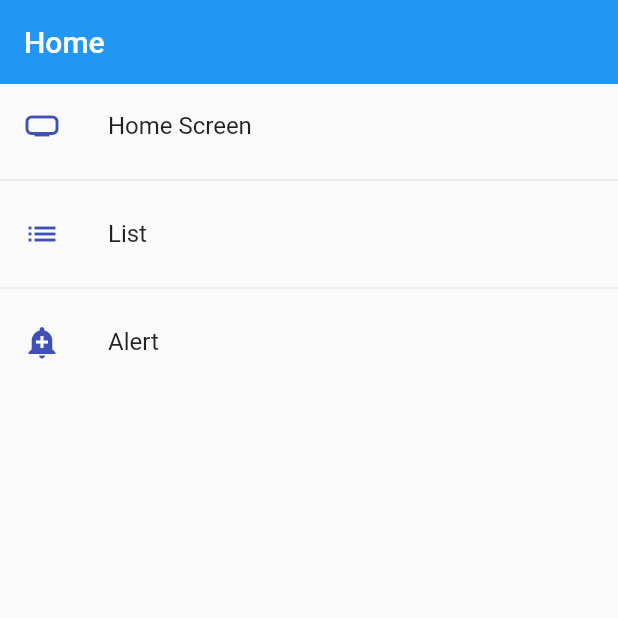
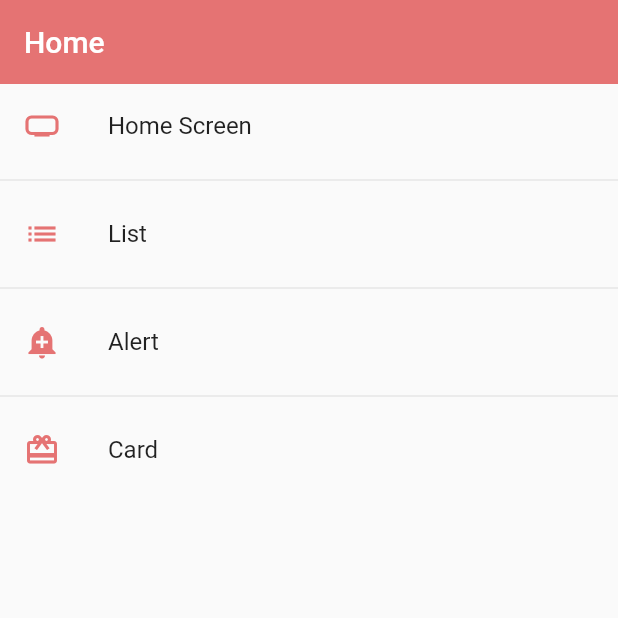
Before and after one commit to ReynaldoAlvarez/course-flutter, a Flutter app: the screen it shows after launch, on a phone screen of 412 x 824 dp, the top half of it. Run offline on Flutter 3.47's test engine with Material 2 defaults, Android fonts, the phone set to English and light mode, and no system bars.

Commit message:
custom card

```diff
--- a/lib/main.dart
+++ b/lib/main.dart
@@ -1,4 +1,5 @@
 import 'package:fl_components/router/app_routes.dart';
+import 'package:fl_components/theme/app_theme.dart';
 import 'package:flutter/material.dart';
 import 'package:fl_components/screen/screen.dart';
 
@@ -15,6 +16,7 @@ class MyApp extends StatelessWidget {
       initialRoute: AppRoutes.initialRoute,
       routes: AppRoutes.getAppRoutes(),
       onGenerateRoute: AppRoutes.onGenerateRoute,
+      theme: AppTheme.lightTheme,
     );
   }
 }
--- a/lib/router/app_routes.dart
+++ b/lib/router/app_routes.dart
@@ -1,4 +1,5 @@
 import 'package:fl_components/models/models.dart';
+import 'package:fl_components/screen/card_screen.dart';
 import 'package:flutter/material.dart';
 import 'package:fl_components/screen/screen.dart';
 
@@ -19,7 +20,12 @@ class AppRoutes {
         route: 'alert',
         name: 'Alert',
         screen: const AlterScreen(),
-        icon: Icons.add_alert)
+        icon: Icons.add_alert),
+    MenuOption(
+        route: 'card',
+        icon: Icons.card_giftcard,
+        name: 'Card',
+        screen: const CardScreen())
   ];
 
   static Map<String, Widget Function(BuildContext)> getAppRoutes() {
--- a/lib/screen/home_screen.dart
+++ b/lib/screen/home_screen.dart
@@ -1,6 +1,7 @@
 import 'dart:collection';
 
 import 'package:fl_components/router/app_routes.dart';
+import 'package:fl_components/theme/app_theme.dart';
 import 'package:flutter/material.dart';
 
 class HomeScreen extends StatelessWidget {
@@ -16,7 +17,7 @@ class HomeScreen extends StatelessWidget {
         body: ListView.separated(
             itemBuilder: (context, index) => ListTile(
                 leading: Icon(AppRoutes.menuOptions[index].icon,
-                    color: Colors.indigo),
+                    color: AppTheme.primary),
                 title: Text(AppRoutes.menuOptions[index].name),
                 onTap: () {
                   Navigator.pushNamed(
--- a/lib/screen/listview2_screen.dart
+++ b/lib/screen/listview2_screen.dart
@@ -13,8 +13,6 @@ class Listview2Screen extends StatelessWidget {
     return Scaffold(
         appBar: AppBar(
           title: const Text("List View 2 "),
-          elevation: 0,
-          backgroundColor: Colors.indigo,
         ),
         body: ListView.separated(
           itemBuilder: (context, i) => ListTile(
--- /dev/null
+++ b/lib/theme/app_theme.dart
@@ -0,0 +1,24 @@
+import "package:flutter/material.dart";
+
+class AppTheme {
+  static Color primary = Colors.red.shade300;
+
+  static final ThemeData lightTheme = ThemeData.light().copyWith(
+      primaryColor: Colors.red.shade300,
+      appBarTheme: AppBarTheme(
+        color: primary,
+        elevation: 0,
+      ),
+      textButtonTheme:
+          TextButtonThemeData(style: TextButton.styleFrom(primary: primary)));
+
+  static final ThemeData darkTheme = ThemeData.dark().copyWith(
+    primaryColor: Colors.red.shade300,
+    appBarTheme: AppBarTheme(
+      color: primary,
+      elevation: 0,
+    ),
+    scaffoldBackgroundColor: Colors.black,
+  );
+  // TextButton Theme
+}
--- /dev/null
+++ b/lib/widgets/widgets.dart
@@ -0,0 +1 @@
+export 'package:fl_components/widgets/card_bible.dart';
```
Also changed, not shown: lib/screen/card_screen.dart (added, +19 -0 lines), lib/widgets/card_bible.dart (added, +38 -0 lines).
